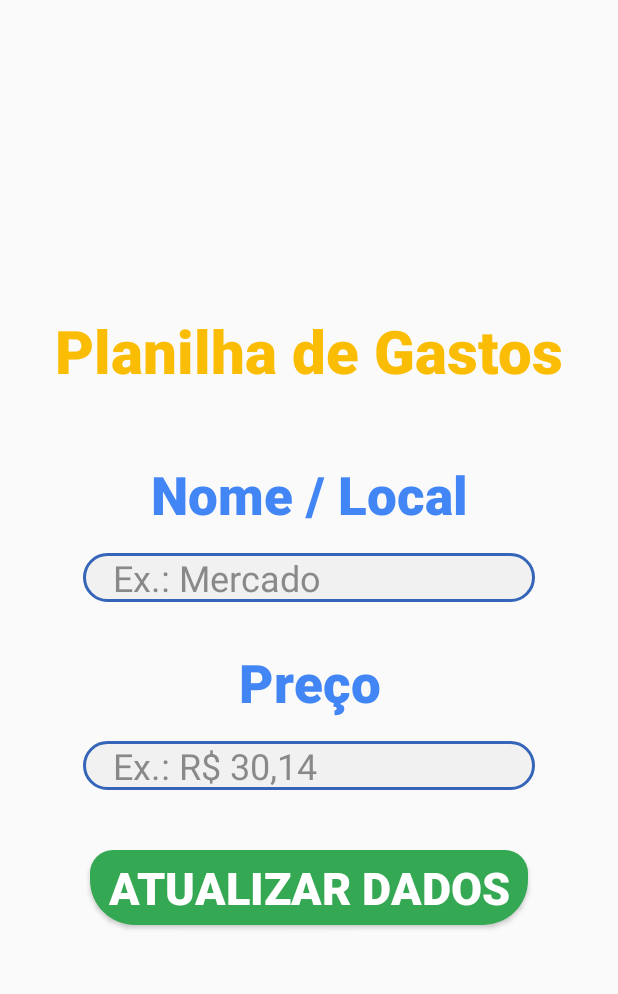
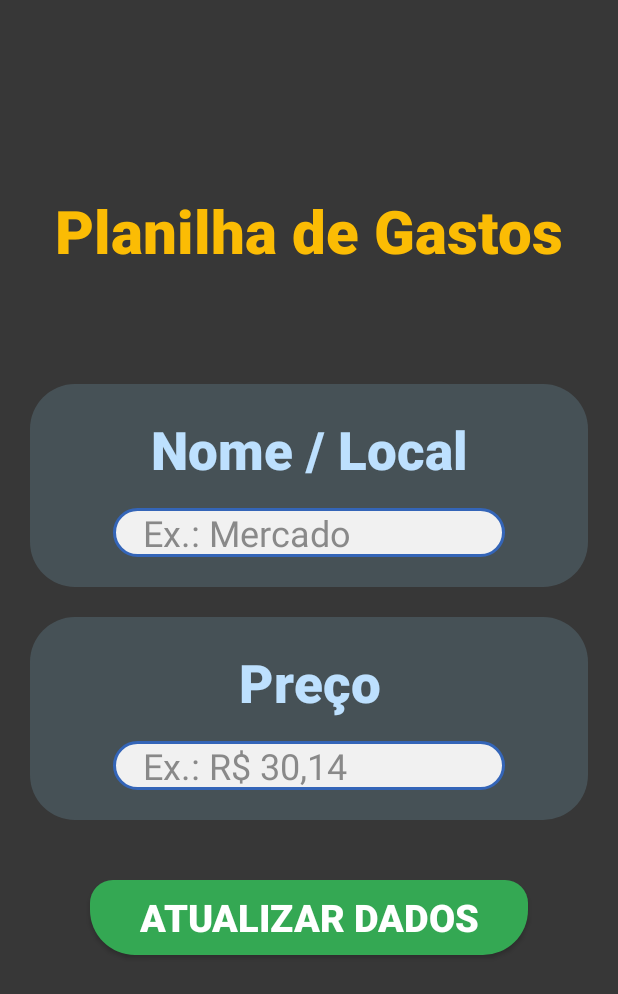
Before and after one commit to Iagoliveira05/app-gestor-gastos, an Android app: the layout activity_main.xml on its own in the app's theme, with its tools: preview values and no code run, on a phone screen of 412 x 824 dp. Shown: the top 994 px of the screen. Run offline under Robolectric (Android 15) with nearby library versions, the phone set to English and light mode, and no system bars.

Commit message:
Finalização do projeto

```diff
--- a/app/src/main/AndroidManifest.xml
+++ b/app/src/main/AndroidManifest.xml
@@ -8,9 +8,9 @@
         android:allowBackup="true"
         android:dataExtractionRules="@xml/data_extraction_rules"
         android:fullBackupContent="@xml/backup_rules"
-        android:icon="@mipmap/ic_launcher"
+        android:icon="@mipmap/finance"
         android:label="@string/app_name"
-        android:roundIcon="@mipmap/ic_launcher_round"
+        android:roundIcon="@mipmap/finance"
         android:supportsRtl="true"
         android:theme="@style/Theme.Gestorgastos"
         tools:targetApi="34">
--- a/app/src/main/java/com/example/gestor_gastos/MainActivity.kt
+++ b/app/src/main/java/com/example/gestor_gastos/MainActivity.kt
@@ -31,8 +31,7 @@ class MainActivity : AppCompatActivity() {
     }
 
     private fun enviarDados(nome: String, valor: Double) {
-        Toast.makeText(applicationContext, "Dados Atualizados", Toast.LENGTH_SHORT).show()
-        val url="https://script.google.com/macros/s/AKfycbxpN6elfynLzbAxg-53Jx8PyJvJz0CXow8xabMEmN2m1MRCujEH0JO3YRHI5b_njsoPRg/exec"
+        val url="https://script.google.com/macros/s/AKfycbzIQOXfYoBvVQRgoO5Ds9ZN4X38RPTSTZ6V71ZovcCeSC9v0zm4eJsKZM5hybKpFMJBcg/exec"
         val stringRequest = object : StringRequest(Request.Method.POST, url,
             Response.Listener {
                 Toast.makeText(applicationContext, it.toString(), Toast.LENGTH_SHORT).show()
@@ -42,8 +41,8 @@ class MainActivity : AppCompatActivity() {
             }){
             override fun getParams(): MutableMap<String, String>? {
                 val params = HashMap<String, String>()
-                params["Nome"] = nome
-                params["Valor"] = valor.toString()
+                params["nome"] = nome
+                params["valor"] = valor.toString()
 
                 return params
             }
--- /dev/null
+++ b/app/src/main/res/drawable/background_group.xml
@@ -0,0 +1,5 @@
+<?xml version="1.0" encoding="utf-8"?>
+<shape xmlns:android="http://schemas.android.com/apk/res/android" android:shape="rectangle">
+    <solid android:color="#2D8ECAE6"/>
+    <corners android:radius="30dp"/>
+</shape>
--- a/app/src/main/res/layout/activity_main.xml
+++ b/app/src/main/res/layout/activity_main.xml
@@ -5,9 +5,20 @@
     android:layout_width="match_parent"
     android:layout_height="match_parent"
     android:background="@color/background"
+    android:orientation="vertical"
     android:gravity="center"
-    android:orientation="vertical"
     tools:context=".MainActivity">
+
+
+    <TextView
+        android:layout_width="match_parent"
+        android:layout_height="wrap_content"
+        android:layout_marginBottom="15dp"
+        android:fontFamily="sans-serif-black"
+        android:gravity="center"
+        android:text="@string/planilha_de_gastos"
+        android:textColor="@color/yellow"
+        android:textSize="40sp" />
 
     <ScrollView
         android:layout_width="match_parent"
@@ -20,20 +31,18 @@
             android:orientation="vertical"
             android:paddingTop="40dp">
 
-            <TextView
+
+
+            <LinearLayout
                 android:layout_width="match_parent"
                 android:layout_height="wrap_content"
-                android:layout_marginBottom="15dp"
-                android:fontFamily="sans-serif-black"
-                android:gravity="center"
-                android:text="@string/planilha_de_gastos"
-                android:textColor="@color/yellow"
-                android:textSize="40sp" />
+                android:background="@drawable/background_group"
+                android:orientation="vertical"
+                android:padding="20dp">
 
                 <TextView
                     android:layout_width="match_parent"
                     android:layout_height="wrap_content"
-                android:layout_marginTop="30dp"
                     android:layout_marginBottom="15dp"
                     android:fontFamily="sans-serif-black"
                     android:gravity="center"
@@ -54,11 +63,19 @@
                     android:textColor="@color/black"
                     android:textColorHint="@color/gray"
                     android:textSize="24sp" />
+            </LinearLayout>
+
+            <LinearLayout
+                android:layout_width="match_parent"
+                android:layout_height="wrap_content"
+                android:background="@drawable/background_group"
+                android:orientation="vertical"
+                android:padding="20dp"
+                android:layout_marginTop="20dp">
 
                 <TextView
                     android:layout_width="match_parent"
                     android:layout_height="wrap_content"
-                android:layout_marginTop="30dp"
                     android:layout_marginBottom="15dp"
                     android:fontFamily="sans-serif-black"
                     android:gravity="center"
@@ -78,8 +95,8 @@
                     android:singleLine="false"
                     android:textColor="@color/black"
                     android:textColorHint="@color/gray"
-                android:textSize="24sp"
-                />
+                    android:textSize="24sp" />
+            </LinearLayout>
 
             <androidx.appcompat.widget.AppCompatButton
                 android:id="@+id/button_atualizar_dados"
@@ -91,14 +108,12 @@
                 android:minHeight="50sp"
                 android:text="@string/text_atualizar_dados"
                 android:textColor="@color/white"
-                android:textSize="30sp" />
+                android:textSize="25sp" />
 
         </LinearLayout>
-
 
 
     </ScrollView>
 
 
-
 </LinearLayout>
--- a/app/src/main/res/values/colors.xml
+++ b/app/src/main/res/values/colors.xml
@@ -4,10 +4,10 @@
     <color name="black">#FF000000</color>
     <color name="white">#FFFFFFFF</color>
     <color name="gray">#95404040</color>
-    <color name="background">#FAFAFA</color>
+    <color name="background">#373737</color>
     <color name="background_edit">#F1F1F1</color>
     <color name="border_edit">#3465B8</color>
-    <color name="text_title">#4285F4</color>
+    <color name="text_title">#bde0fe</color>
     <color name="green">#34a853</color>
 
 </resources>
--- a/app/src/main/res/values/strings.xml
+++ b/app/src/main/res/values/strings.xml
@@ -1,5 +1,5 @@
 <resources>
-    <string name="app_name">gestor-gastos</string>
+    <string name="app_name">Gastos</string>
     <string name="link_planilha">Link Planilha</string>
     <string name="hint_insira_o_link">Insira o link…</string>
     <string name="nome">Nome</string>
```
Also changed, not shown: app/src/main/res/mipmap-hdpi/finance.webp (added). Lines whose indentation alone changed are shown as unchanged.
